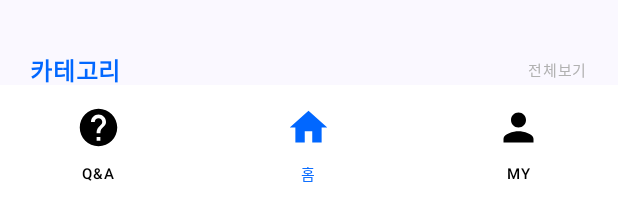
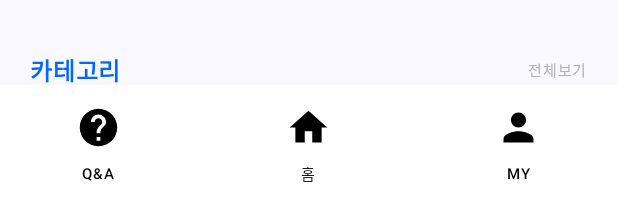
Before and after one commit to inu-appcenter/UniClub-android, an Android app built with Jetpack Compose: the @Preview function MainScreenPreview, on a phone screen of 412 x 824 dp. Shown: the part 1031-1233 px from the top of the screen. Run offline under Robolectric (Android 15) with nearby library versions, the phone set to English and light mode, and no system bars; our stand-ins replace accompanist.

Commit message:
feat: 하단바 내비게이션 로직 구현

```diff
--- a/app/src/main/java/com/appcenter/uniclub/MainActivity.kt
+++ b/app/src/main/java/com/appcenter/uniclub/MainActivity.kt
@@ -1,7 +1,5 @@
 package com.appcenter.uniclub
 
-import android.R.attr.defaultValue
-import android.R.attr.type
 import android.os.Bundle
 import androidx.activity.ComponentActivity
 import androidx.activity.compose.setContent
@@ -19,8 +17,11 @@ import androidx.navigation.compose.rememberNavController
 import androidx.navigation.navArgument
 import com.appcenter.uniclub.ui.theme.UniClubTheme
 import com.appcenter.uniclub.home.HomeScreen
-import com.appcenter.uniclub.components.BottomNavigationBar
+import com.appcenter.uniclub.components.BottomBar.BottomNavigationBar
 import com.appcenter.uniclub.home.clublist.ClubListScreen
+import com.appcenter.uniclub.components.BottomBar.Navigation
+import com.appcenter.uniclub.login.MypageScreen
+import com.appcenter.uniclub.login.QnAScreen
 
 class MainActivity : ComponentActivity() {
     override fun onCreate(savedInstanceState: Bundle?) {
@@ -31,17 +32,18 @@ class MainActivity : ComponentActivity() {
                 val navController = rememberNavController()
                 Scaffold(
                     modifier = Modifier.fillMaxSize(),
-                    bottomBar = { BottomNavigationBar() } //하단바
+                    bottomBar = { BottomNavigationBar(navController) } //하단바
                 ) { innerPadding ->
                     NavHost(
                         navController  = navController,
-                        startDestination = "home",
+                        startDestination = Navigation.Home.route,
                         modifier = Modifier.padding(innerPadding)
                     ) {
                         // 📌 홈 화면
-                        composable("home") {
-                            HomeScreen(navController = navController)
-                        }
+                        composable(Navigation.QnA.route)    { QnAScreen() }
+                        composable(Navigation.Home.route)   { HomeScreen(modifier = Modifier,
+                                                                        navController = navController) }
+                        composable(Navigation.MyPage.route) { MypageScreen() }
                         // 📌 카테고리 클릭 → 동아리 리스트 화면
                         composable(
                             route = "clublist/{categoryName}",
@@ -73,7 +75,7 @@ fun MainScreenPreview() {
 
     UniClubTheme {
         Scaffold(
-            bottomBar = { BottomNavigationBar() }
+            bottomBar = { BottomNavigationBar(navController = navController) }
         ) { innerPadding ->
             HomeScreen(
                 modifier = Modifier.padding(innerPadding),
--- /dev/null
+++ b/app/src/main/java/com/appcenter/uniclub/components/BottomBar/BottomNavigationBar.kt
@@ -0,0 +1,72 @@
+package com.appcenter.uniclub.components.BottomBar
+
+import androidx.compose.foundation.layout.size
+import androidx.compose.material3.Icon
+import androidx.compose.material3.NavigationBar
+import androidx.compose.material3.NavigationBarItem
+import androidx.compose.material3.NavigationBarItemDefaults
+import androidx.compose.material3.Text
+import androidx.compose.runtime.Composable
+import androidx.compose.ui.graphics.Color
+import androidx.compose.ui.unit.dp
+import androidx.compose.runtime.getValue
+import androidx.compose.ui.Modifier
+import androidx.compose.ui.unit.sp
+import androidx.navigation.NavHostController
+import androidx.navigation.compose.currentBackStackEntryAsState
+import com.appcenter.uniclub.components.BottomBar.Navigation
+
+//하단 내비게이션 바
+@Composable
+fun BottomNavigationBar(navController: NavHostController) {
+    //BottomBar에 보여줄 화면 목록
+    val items = listOf(
+        Navigation.QnA, Navigation.Home, Navigation.MyPage
+    )
+    //현재 NavHostController의 back stack entry 를 관찰해서
+    //어떤 route가 선택되어 있는지 실시간으로 가져옴
+    val backStackEntry by navController.currentBackStackEntryAsState()
+    val currentRoute = backStackEntry?.destination?.route
+
+    NavigationBar(
+        containerColor = Color.White,
+        tonalElevation = 4.dp
+    ) {
+        //정의한 items 리스트 순회
+        items.forEach { screen ->
+            NavigationBarItem(
+                //아이콘 영역
+                icon = {
+                    Icon(
+                        imageVector = screen.icon,
+                        contentDescription = screen.label,
+                        modifier = Modifier.size(30.dp)
+                    )
+                },
+                //텍스트 영역
+                label = { Text(screen.label, fontSize = 10.sp) },
+                selected = (currentRoute == screen.route),
+                //클릭 시 해당 route로 네비게이션
+                onClick = {
+                    if (currentRoute != screen.route) {
+                        navController.navigate(screen.route) {
+                            //스택 쌓임 방지
+                            launchSingleTop = true
+                            // 홈으로 돌아갈 때 startDestination까지만 popUp
+                            popUpTo(navController.graph.startDestinationId) {
+                                inclusive = false
+                            }
+                        }
+                    }
+                },
+                colors = NavigationBarItemDefaults.colors(
+                    selectedIconColor = Color(0xFF0167FF), //선택된 아이콘 색: 파란색
+                    selectedTextColor = Color(0xFF0167FF), //선택된 텍스트 색: 파란색
+                    unselectedIconColor = Color.Black, //선택 안 됐을 때 아이콘 색
+                    unselectedTextColor = Color.Black, //선택 안 됐을 때 텍스트 색
+                    indicatorColor = Color.Transparent //하이라이트 색 제거
+                )
+            )
+        }
+    }
+}
--- /dev/null
+++ b/app/src/main/java/com/appcenter/uniclub/components/BottomBar/Navigation.kt
@@ -0,0 +1,14 @@
+package com.appcenter.uniclub.components.BottomBar
+
+import androidx.compose.material.icons.Icons
+import androidx.compose.material.icons.filled.Home
+import androidx.compose.material.icons.filled.Person
+import androidx.compose.material.icons.filled.Help
+import androidx.compose.ui.graphics.vector.ImageVector
+
+//하단바에서 사용될 각 탭의 정보를 한곳에 모아두는 sealed class
+sealed class Navigation(val route: String, val icon: ImageVector, val label: String) {
+    object QnA    : Navigation("qna",    Icons.Filled.Help,   "Q&A")
+    object Home   : Navigation("home",   Icons.Default.Home,   "홈")
+    object MyPage : Navigation("mypage", Icons.Default.Person, "MY")
+}
--- a/app/src/main/java/com/appcenter/uniclub/components/BottomNavigationBar.kt
+++ /dev/null
@@ -1,99 +0,0 @@
-package com.appcenter.uniclub.components
-
-import androidx.compose.foundation.layout.size
-import androidx.compose.material.icons.Icons
-import androidx.compose.material.icons.filled.Home
-import androidx.compose.material.icons.filled.Person
-import androidx.compose.material3.Icon
-import androidx.compose.material3.NavigationBar
-import androidx.compose.material3.NavigationBarItem
-import androidx.compose.material3.NavigationBarItemDefaults
-import androidx.compose.material3.Text
-import androidx.compose.runtime.Composable
-import androidx.compose.runtime.mutableStateOf
-import androidx.compose.runtime.remember
-import androidx.compose.ui.graphics.Color
-import androidx.compose.ui.unit.dp
-import androidx.compose.material.icons.filled.Help
-import androidx.compose.runtime.getValue
-import androidx.compose.runtime.setValue
-import androidx.compose.ui.Modifier
-import androidx.compose.ui.tooling.preview.Preview
-import androidx.compose.ui.unit.sp
-
-@Composable
-fun BottomNavigationBar() {
-
-    //현재 선택된 아이템 인덱스 (0: Q&A, 1: 홈, 2: MY)
-    var selectedIndex by remember { mutableStateOf(1) } //초기값: 홈
-
-    //기본 아이콘 설정, 추후 변경
-    NavigationBar(
-        containerColor = Color.White,
-        tonalElevation = 4.dp
-    ) {
-        NavigationBarItem(
-            icon = {
-                Icon(
-                    imageVector = Icons.Filled.Help,
-                    contentDescription = "Q&A",
-                    modifier = Modifier.size(30.dp) //아이콘 크기 추후 변경
-                )
-            },
-            label = { Text("Q&A", fontSize = 10.sp) },
-            selected = selectedIndex == 0, //선택 여부
-            onClick = { selectedIndex = 0 }, //클릭 시 상태 업데이트
-            colors = NavigationBarItemDefaults.colors(
-                selectedIconColor = Color(0xFF0167FF), //선택된 아이콘 색: 파란색
-                selectedTextColor = Color(0xFF0167FF), //선택된 텍스트 색: 파란색
-                unselectedIconColor = Color.Black, //선택 안 됐을 때 아이콘 색
-                unselectedTextColor = Color.Black, //선택 안 됐을 때 텍스트 색
-                indicatorColor = Color.Transparent //하이라이트 색 제거
-            )
-        )
-        NavigationBarItem(
-            icon = {
-                Icon(
-                    imageVector = Icons.Filled.Home,
-                    contentDescription = "홈",
-                    modifier = Modifier.size(30.dp)
-                )
-            },
-            label = { Text("홈", fontSize = 10.sp) },
-            selected = selectedIndex == 1,
-            onClick = { selectedIndex = 1 },
-            colors = NavigationBarItemDefaults.colors(
-                selectedIconColor = Color(0xFF0167FF),
-                selectedTextColor = Color(0xFF0167FF),
-                unselectedIconColor = Color.Black,
-                unselectedTextColor = Color.Black,
-                indicatorColor = Color.Transparent
-            )
-        )
-        NavigationBarItem(
-            icon = {
-                Icon(
-                    imageVector = Icons.Filled.Person,
-                    contentDescription = "MY",
-                    modifier = Modifier.size(30.dp)
-                )
-            },
-            label = { Text("MY", fontSize = 10.sp) },
-            selected = selectedIndex == 2,
-            onClick = { selectedIndex = 2 },
-            colors = NavigationBarItemDefaults.colors(
-                selectedIconColor = Color(0xFF0167FF),
-                selectedTextColor = Color(0xFF0167FF),
-                unselectedIconColor = Color.Black,
-                unselectedTextColor = Color.Black,
-                indicatorColor = Color.Transparent
-            )
-        )
-    }
-}
-
-@Preview(showBackground = true)
-@Composable
-fun BottomBarPreview() {
-    BottomNavigationBar()
-}
```
